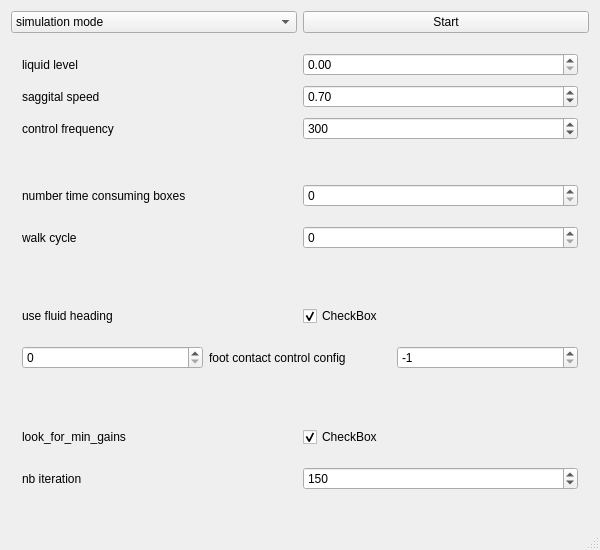
Qt form gui/mainwindow.ui (scarensac/simbicon_qt) before a commit.
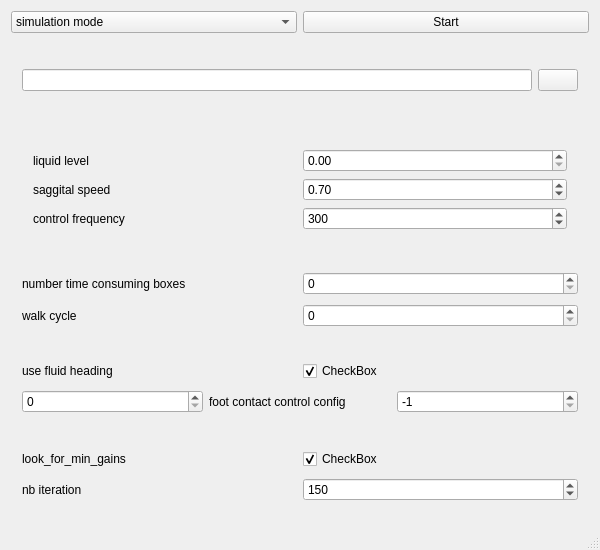
The same form after that commit.

Commit message: repaired the water level based optimisation, corrected multiples errors water reading the values from the cma and the controler saving, added a system to fuse various liquid height/veld controlers

```diff
--- a/gui/mainwindow.ui
+++ b/gui/mainwindow.ui
@@ -14,7 +14,7 @@
    <string>SIMBICON Qt</string>
   </property>
   <widget class="QWidget" name="centralWidget">
-   <layout class="QVBoxLayout" name="verticalLayout_5">
+   <layout class="QVBoxLayout" name="verticalLayout_6">
     <item>
      <layout class="QHBoxLayout" name="horizontalLayout">
       <item>
@@ -46,6 +46,32 @@
      </layout>
     </item>
     <item>
+     <widget class="QWidget" name="widget_fuse_controlers" native="true">
+      <layout class="QHBoxLayout" name="horizontalLayout_7">
+       <item>
+        <widget class="QLineEdit" name="line_edit_path_fusing_controlers">
+         <property name="sizePolicy">
+          <sizepolicy hsizetype="Expanding" vsizetype="Fixed">
+           <horstretch>0</horstretch>
+           <verstretch>0</verstretch>
+          </sizepolicy>
+         </property>
+        </widget>
+       </item>
+       <item>
+        <widget class="QPushButton" name="btn_select_path_fusing_controlers">
+         <property name="text">
+          <string/>
+         </property>
+        </widget>
+       </item>
+      </layout>
+     </widget>
+    </item>
+    <item>
+     <widget class="QWidget" name="widget_basic_control" native="true">
+      <layout class="QVBoxLayout" name="verticalLayout_5">
+       <item>
      <widget class="QWidget" name="widget_control" native="true">
       <layout class="QVBoxLayout" name="verticalLayout_4">
        <item>
@@ -120,6 +146,9 @@
       </layout>
      </widget>
     </item>
+      </layout>
+     </widget>
+    </item>
     <item>
      <widget class="QWidget" name="widget_others" native="true">
       <layout class="QVBoxLayout" name="verticalLayout_3">
```
Left out of the diff: 7 changed lines with no effect on the pictures. Lines whose indentation alone changed are shown as unchanged. The commit also changes 18 other files.
